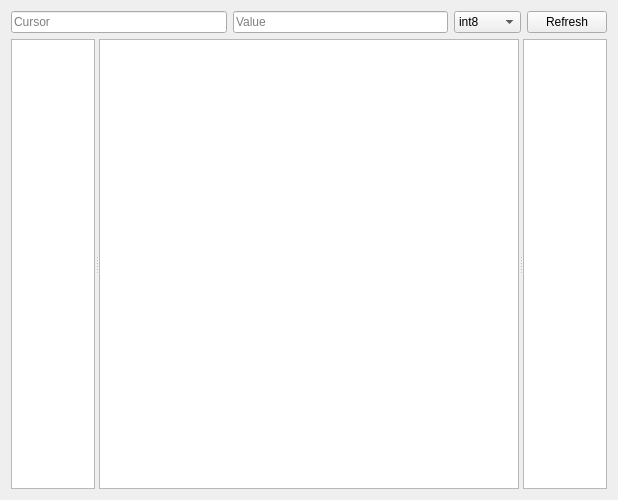
allencch/med, file ui/mem-editor.ui: the form before one commit.
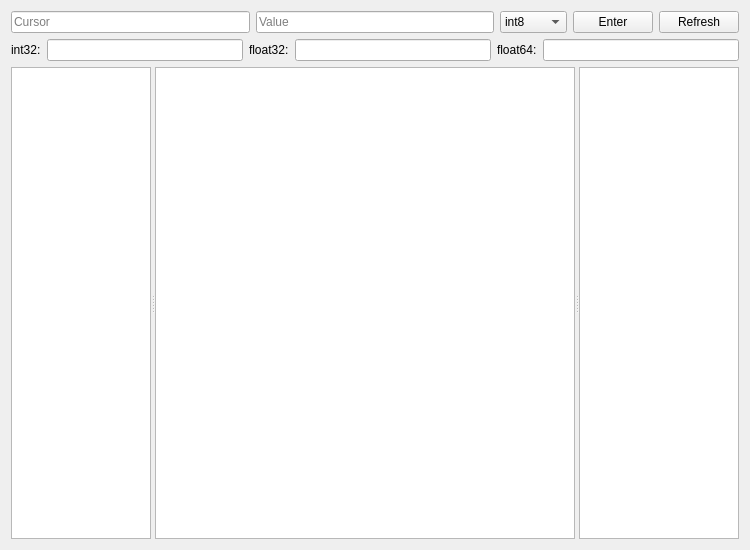
The form after the commit.

Commit message:
Memory editor with larger view
Shows basic int32 and float preview

The edit to the form file:
```diff
--- a/ui/mem-editor.ui
+++ b/ui/mem-editor.ui
@@ -6,8 +6,8 @@
    <rect>
     <x>0</x>
     <y>0</y>
-    <width>618</width>
-    <height>500</height>
+    <width>750</width>
+    <height>550</height>
    </rect>
   </property>
   <property name="windowTitle">
@@ -71,6 +71,13 @@
          </item>
         </widget>
        </item>
+       <item>
+        <widget class="QPushButton" name="pushButton">
+         <property name="text">
+          <string>Enter</string>
+         </property>
+        </widget>
+       </item>
        <item>
         <widget class="QPushButton" name="refresh">
          <property name="text">
@@ -80,6 +87,56 @@
        </item>
       </layout>
      </item>
+     <item>
+      <layout class="QVBoxLayout" name="verticalLayout_2">
+       <item>
+        <layout class="QHBoxLayout" name="horizontalLayout_2">
+         <item>
+          <widget class="QLabel" name="label">
+           <property name="text">
+            <string>int32:</string>
+           </property>
+          </widget>
+         </item>
+         <item>
+          <widget class="QLineEdit" name="view_int32">
+           <property name="readOnly">
+            <bool>true</bool>
+           </property>
+          </widget>
+         </item>
+         <item>
+          <widget class="QLabel" name="label_2">
+           <property name="text">
+            <string>float32:</string>
+           </property>
+          </widget>
+         </item>
+         <item>
+          <widget class="QLineEdit" name="view_float32">
+           <property name="readOnly">
+            <bool>true</bool>
+           </property>
+          </widget>
+         </item>
+         <item>
+          <widget class="QLabel" name="label_3">
+           <property name="text">
+            <string>float64:</string>
+           </property>
+          </widget>
+         </item>
+         <item>
+          <widget class="QLineEdit" name="view_float64">
+           <property name="readOnly">
+            <bool>true</bool>
+           </property>
+          </widget>
+         </item>
+        </layout>
+       </item>
+      </layout>
+     </item>
      <item>
       <widget class="QSplitter" name="splitter">
        <property name="sizePolicy">
```
The commit also changes 2 other files.
